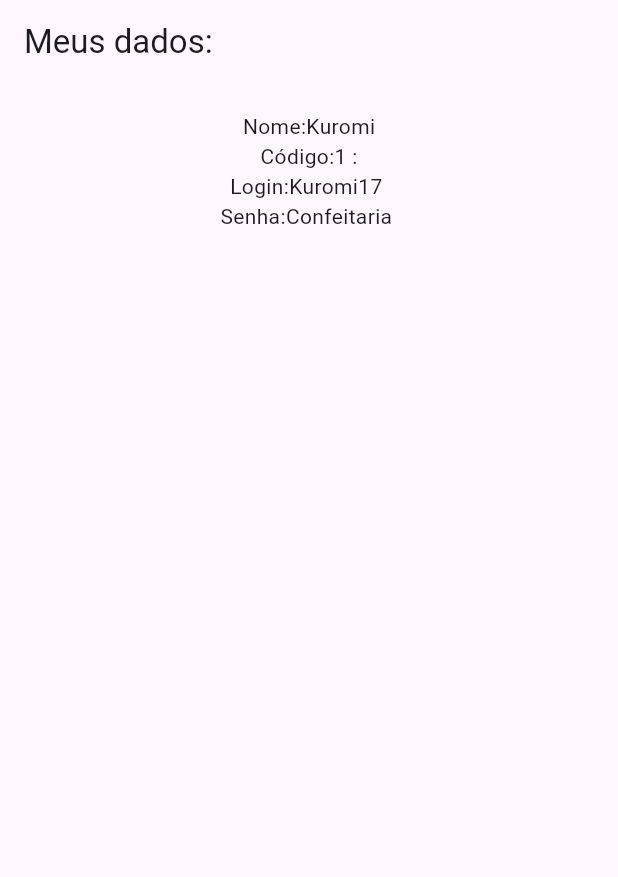
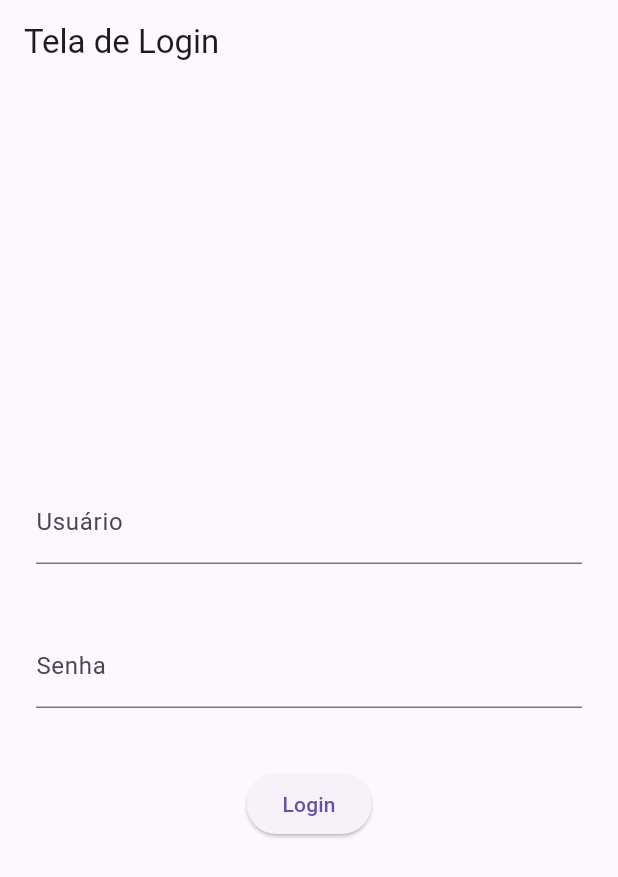
Before and after one commit to nanaosaki17/mimpedir, a Flutter app: the screen it shows after launch, on a phone screen of 412 x 824 dp. Shown: the top 877 px of the screen. Run offline on Flutter 3.47's test engine with Material 3 defaults, Android fonts, the phone set to English and light mode, and no system bars.

Commit message:
criando telas de home e login com funcionamento básico sem banco de dados

```diff
--- a/lib/main.dart
+++ b/lib/main.dart
@@ -1,5 +1,5 @@
 import 'package:flutter/material.dart';
-import 'usuario.dart';
+import 'tela_login.dart';
 
 void main() {
   runApp(const MyApp());
@@ -11,32 +11,10 @@ class MyApp extends StatelessWidget {
   @override
   Widget build(BuildContext context) {
 
-    Usuario u = Usuario (
-      codigo: 1,
-      login:"Kuromi17",
-      nome:"Kuromi",
-      senha:"Confeitaria"
-
-    );
 
     return MaterialApp(
-       home: Scaffold(
-         appBar:AppBar(
-             title:const Text("Meus dados:")
-         ),
-         body:Center(
-           child: Padding(padding: const EdgeInsets.all(18.0),
-           child : Column (
-             children: [
-               Text("Nome:${u.nome}"),
-               Text ("Código:${u.codigo} :"),
-               Text ("Login:${u.login} "),
-               Text ("Senha:${u.senha} "),
-             ],
-           ),
-           ),
-         ),
-       ),
+      debugShowCheckedModeBanner:false,
+      home:TelaLogin(),
     );
   }
 }
--- /dev/null
+++ b/lib/tela_home.dart
@@ -0,0 +1,16 @@
+import 'package:flutter/material.dart';
+
+class TelaHome extends StatelessWidget {
+  TelaHome({super.key});
+
+  @override
+  Widget build(BuildContext context){
+    return Scaffold(
+      appBar: AppBar(title:const Text('Tela Home')),
+      body: Center(
+        child: Text('Seja bem vindo ao Mim Pedir!!!'),
+      )
+    );
+  }
+
+}
--- /dev/null
+++ b/lib/tela_login.dart
@@ -0,0 +1,54 @@
+import 'package:flutter/material.dart';
+import 'tela_home.dart';
+import 'usuario.dart';
+
+class TelaLogin extends StatelessWidget{
+  TelaLogin ({super.key});
+
+  final TextEditingController usuarioController = TextEditingController();
+  final TextEditingController senhaController = TextEditingController();
+
+
+  Usuario u = Usuario (
+    codigo: 1,
+    senha: "kuromifofa",
+      login: 'admin',
+      nome: 'Mariah'
+  );
+
+  @override
+  Widget build(BuildContext context) {
+    return Scaffold(
+      appBar: AppBar(title: const Text ("Tela de Login")),
+      body: Padding(padding: const EdgeInsets.all (24.0),
+      child:Column(
+        mainAxisAlignment: MainAxisAlignment.center,
+        children: [
+          TextField(
+            decoration: const InputDecoration(labelText:'Usuário'),
+            controller: usuarioController,
+          ),
+          const SizedBox(height: 40),
+          TextField(
+            decoration: const InputDecoration(labelText:'Senha'),
+            obscureText: true,
+            controller:senhaController,
+          ),
+          const SizedBox(height:40),
+          ElevatedButton(onPressed: () {
+            if(u.login == usuarioController.text && u.senha == senhaController.text){
+              Navigator.push(context,
+                  MaterialPageRoute(builder: (context) => TelaHome())
+              );
+            }else {
+              ScaffoldMessenger.of(context).showSnackBar(
+                  SnackBar(content: Text("Login ou senha inválidos!!"))
+              );
+            }
+          }, child : Text("Login"))
+        ],
+      ),
+      )
+    );
+  }
+}
```
